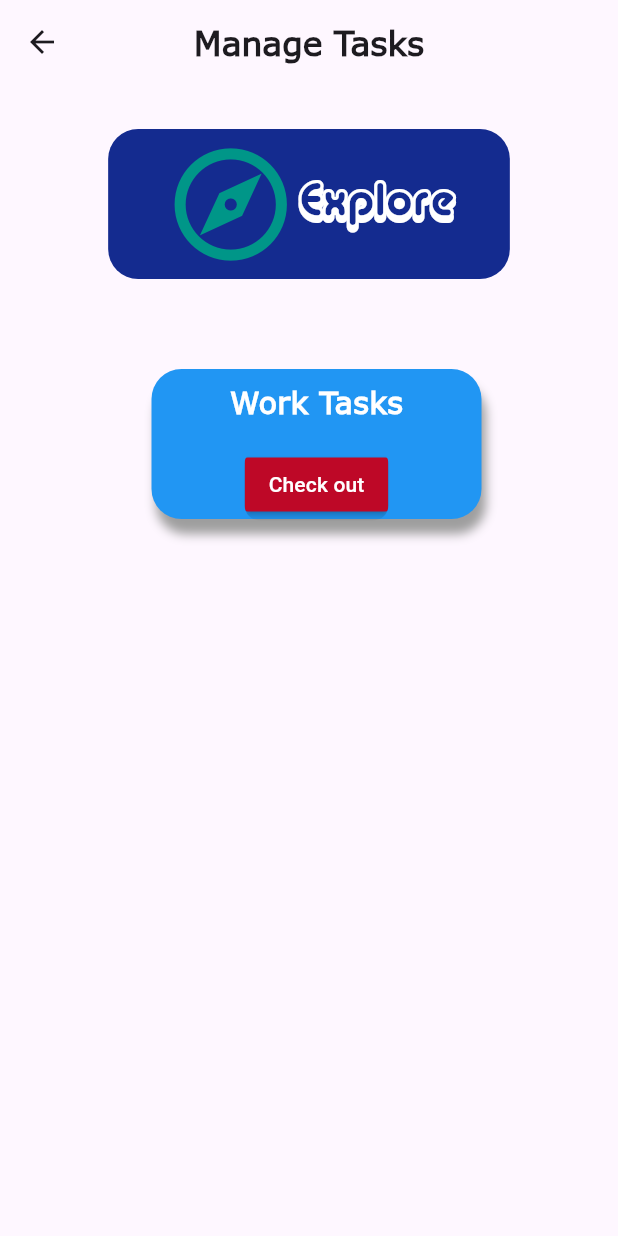
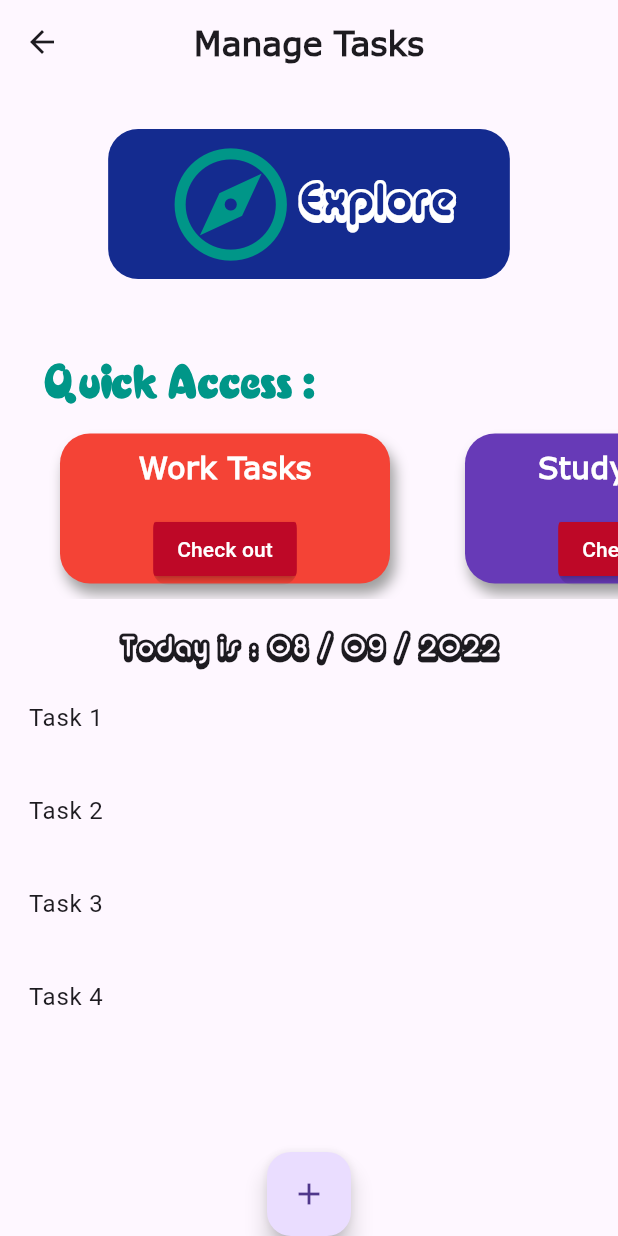
Before and after one commit to zarqizoubir/promodorro_app, a Flutter app: the screen it shows after launch, after a tap on "Notes", on a phone screen of 412 x 824 dp. Run offline on Flutter 3.47's test engine with Material 2 defaults, Android fonts, the phone set to English and light mode, and no system bars; our stand-ins replace awesome_extensions, circular_countdown_timer, device_preview, get, settings_ui.

Commit message:
finished the Ui Design

```diff
--- a/lib/Views/Note/mainPage_widgets.dart
+++ b/lib/Views/Note/mainPage_widgets.dart
@@ -48,7 +48,11 @@ Widget mainSlider() => Container(
         scrollDirection: Axis.horizontal,
         child: Row(
           children: [
-            SliderItem(label: "Work"),
+            SliderItem(label: "Work", color: Colors.red),
+            SliderItem(label: "Study", color: Colors.deepPurple),
+            SliderItem(label: "Dialy", color: Colors.deepOrange),
+            SliderItem(label: "Week", color: Colors.blue),
+            SliderItem(label: "Quick", color: Colors.brown[200]!),
           ],
         ),
       ),
@@ -56,19 +60,20 @@ Widget mainSlider() => Container(
 
 Widget SliderItem({
   required String label,
+  required Color color,
 }) =>
     Container(
       margin: const EdgeInsets.only(right: 20, left: 30),
       height: 100,
       width: 220,
       decoration: BoxDecoration(
-        color: Colors.blue,
+        color: color,
         borderRadius: BorderRadius.circular(20),
         boxShadow: [
           BoxShadow(
             color: Colors.grey,
-            offset: Offset(3, 10),
-            blurRadius: 5,
+            offset: Offset(3, 7),
+            blurRadius: 7,
             blurStyle: BlurStyle.normal,
           ),
         ],
@@ -106,3 +111,48 @@ Widget SliderItem({
         ],
       ),
     );
+
+Widget TodayTasks() => Container(
+      width: double.maxFinite,
+      child: SingleChildScrollView(
+        scrollDirection: Axis.vertical,
+        child: Column(
+          children: [
+            today(),
+            tasks(),
+          ],
+        ),
+      ),
+    );
+
+Widget today() {
+  DateTime date = DateTime.now();
+  return Container(
+    padding: EdgeInsets.only(top: 10),
+    child: Text(
+      "Today is : ${date.day.toString().padLeft(2, '0')} / ${date.month.toString().padLeft(2, '0')} / ${date.year}",
+      style: TextStyle(
+        fontFamily: "albas",
+        fontSize: 20,
+        fontWeight: FontWeight.bold,
+      ),
+    ),
+  );
+}
+
+Widget tasks() => ListView.builder(
+      shrinkWrap: true,
+      itemCount: 4,
+      itemBuilder: (BuildContext context, int index) {
+        return ClipRRect(
+          borderRadius: BorderRadius.circular(10),
+          child: Container(
+            padding: const EdgeInsets.all(3),
+            child: ListTile(
+              title: Text("Task ${index + 1}"),
+              onTap: () {},
+            ),
+          ),
+        );
+      },
+    );
--- a/lib/Views/Note/note_mainPage.dart
+++ b/lib/Views/Note/note_mainPage.dart
@@ -18,13 +18,35 @@ class NoteMainPage extends StatelessWidget {
           ),
         ),
       ),
+      floatingActionButtonLocation: FloatingActionButtonLocation.centerDocked,
+      floatingActionButton: FloatingActionButton(
+        onPressed: () {},
+        child: const Icon(Icons.add),
+      ),
       body: Column(
         children: [
           ExploreWidget(context),
           const SizedBox(
             height: 20,
           ),
+          Container(
+            padding: const EdgeInsets.only(left: 30),
+            width: double.maxFinite,
+            child: const Text(
+              "Quick Access : ",
+              style: TextStyle(
+                color: Colors.teal,
+                fontFamily: "astronau",
+                fontSize: 30,
+                fontWeight: FontWeight.bold,
+              ),
+            ),
+          ),
           mainSlider(),
+          const SizedBox(
+            height: 10,
+          ),
+          TodayTasks(),
         ],
       ),
     );
```
